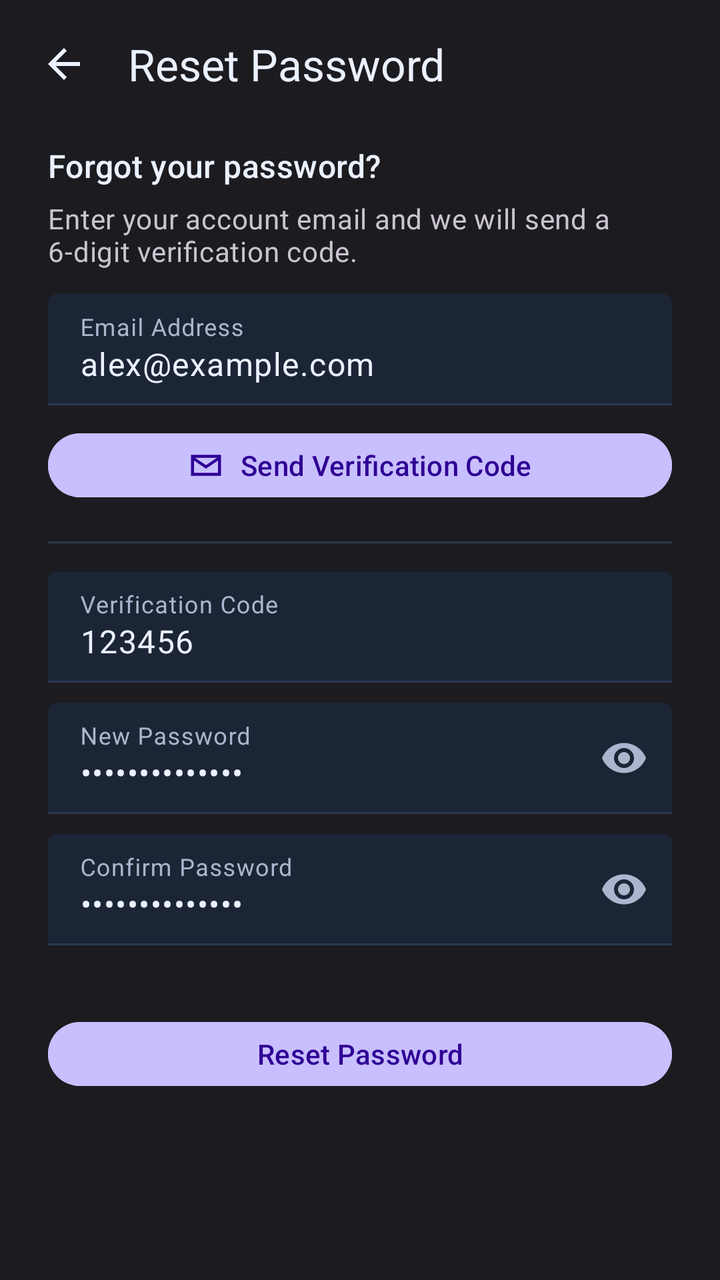
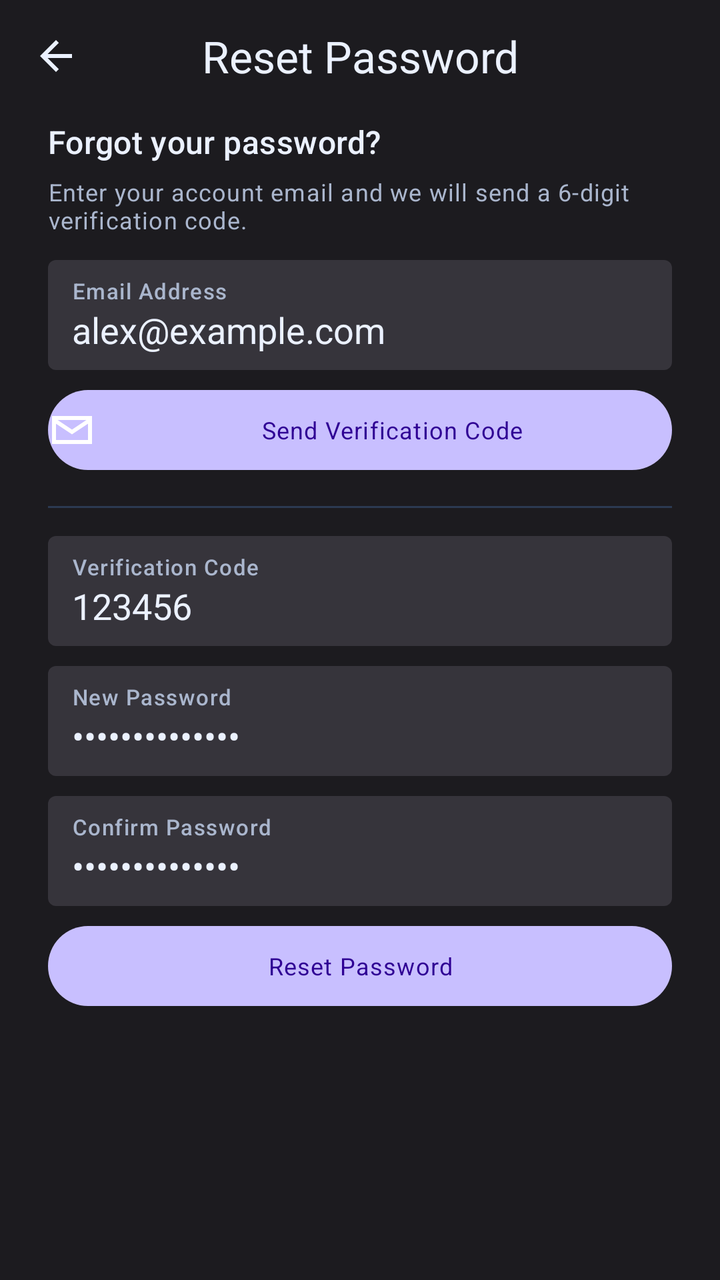

Screens rendered from an Android XML layout before and after an edit, with the pre-edit source and the edit as a unified diff.
<!-- AndroidManifest.xml: application theme Theme.RealLive -->
<!-- res/layout/activity_forgot_password.xml -->
<?xml version="1.0" encoding="utf-8"?>
<LinearLayout xmlns:android="http://schemas.android.com/apk/res/android"
    xmlns:app="http://schemas.android.com/apk/res-auto"
    android:layout_width="match_parent"
    android:layout_height="match_parent"
    android:background="@color/auth_bg"
    android:orientation="vertical">

    <com.google.android.material.appbar.MaterialToolbar
        android:id="@+id/forgot_toolbar"
        android:layout_width="match_parent"
        android:layout_height="wrap_content"
        android:background="@android:color/transparent"
        android:paddingStart="@dimen/space_4"
        android:paddingEnd="@dimen/space_4"
        app:navigationIcon="@drawable/ic_arrow_back_24"
        app:navigationIconTint="?attr/colorOnBackground"
        app:title="@string/forgot_page_title"
        app:titleTextColor="?attr/colorOnBackground" />

    <ScrollView
        android:layout_width="match_parent"
        android:layout_height="0dp"
        android:layout_weight="1"
        android:scrollbars="none">

        <LinearLayout
            android:layout_width="match_parent"
            android:layout_height="wrap_content"
            android:orientation="vertical"
            android:paddingStart="@dimen/space_24"
            android:paddingTop="@dimen/space_8"
            android:paddingEnd="@dimen/space_24"
            android:paddingBottom="@dimen/space_24">

            <TextView
                android:layout_width="match_parent"
                android:layout_height="wrap_content"
                android:text="@string/forgot_header"
                android:textAppearance="@style/TextAppearance.Material3.TitleMedium"
                android:textColor="?attr/colorOnBackground" />

            <TextView
                android:layout_width="match_parent"
                android:layout_height="wrap_content"
                android:layout_marginTop="@dimen/space_6"
                android:text="@string/forgot_desc"
                android:textAppearance="@style/TextAppearance.Material3.BodyMedium"
                android:textColor="@color/auth_on_surface_variant" />

            <com.google.android.material.textfield.TextInputLayout
                style="@style/Widget.Material3.TextInputLayout.FilledBox"
                android:layout_width="match_parent"
                android:layout_height="wrap_content"
                android:layout_marginTop="@dimen/space_12"
                android:hint="@string/register_hint_email"
                app:boxBackgroundColor="?attr/colorSurfaceVariant">

                <com.google.android.material.textfield.TextInputEditText
                    android:id="@+id/forgot_email"
                    android:layout_width="match_parent"
                    android:layout_height="wrap_content"
                    android:imeOptions="actionNext"
                    android:inputType="textEmailAddress"
                    android:maxLines="1"
                    android:text="alex@example.com" />
            </com.google.android.material.textfield.TextInputLayout>

            <com.google.android.material.button.MaterialButton
                android:id="@+id/forgot_send_code"
                android:layout_width="match_parent"
                android:layout_height="40dp"
                android:layout_marginTop="@dimen/space_10"
                android:backgroundTint="@color/auth_primary"
                android:text="@string/forgot_send_code"
                android:textAllCaps="false"
                android:textColor="@color/auth_on_primary"
                app:icon="@drawable/ic_rl_mail_24"
                app:iconGravity="textStart"
                app:iconPadding="8dp"
                app:iconTint="@color/auth_on_primary" />

            <View
                android:layout_width="match_parent"
                android:layout_height="1dp"
                android:layout_marginTop="@dimen/space_18"
                android:layout_marginBottom="@dimen/space_14"
                android:background="?attr/colorOutlineVariant" />

            <com.google.android.material.textfield.TextInputLayout
                style="@style/Widget.Material3.TextInputLayout.FilledBox"
                android:layout_width="match_parent"
                android:layout_height="wrap_content"
                android:hint="@string/forgot_verification_code"
                app:boxBackgroundColor="?attr/colorSurfaceVariant">

                <com.google.android.material.textfield.TextInputEditText
                    android:id="@+id/forgot_code"
                    android:layout_width="match_parent"
                    android:layout_height="wrap_content"
                    android:imeOptions="actionNext"
                    android:inputType="number"
                    android:maxLength="6"
                    android:maxLines="1"
                    android:text="123456" />
            </com.google.android.material.textfield.TextInputLayout>

            <com.google.android.material.textfield.TextInputLayout
                style="@style/Widget.Material3.TextInputLayout.FilledBox"
                android:layout_width="match_parent"
                android:layout_height="wrap_content"
                android:layout_marginTop="@dimen/space_10"
                android:hint="@string/forgot_new_password"
                app:boxBackgroundColor="?attr/colorSurfaceVariant"
                app:endIconMode="password_toggle">

                <com.google.android.material.textfield.TextInputEditText
                    android:id="@+id/forgot_new_password"
                    android:layout_width="match_parent"
                    android:layout_height="wrap_content"
                    android:imeOptions="actionNext"
                    android:inputType="textPassword"
                    android:maxLines="1"
                    android:text="newPassword123" />
            </com.google.android.material.textfield.TextInputLayout>

            <com.google.android.material.textfield.TextInputLayout
                style="@style/Widget.Material3.TextInputLayout.FilledBox"
                android:layout_width="match_parent"
                android:layout_height="wrap_content"
                android:layout_marginTop="@dimen/space_10"
                android:hint="@string/forgot_confirm_password"
                app:boxBackgroundColor="?attr/colorSurfaceVariant"
                app:endIconMode="password_toggle">

                <com.google.android.material.textfield.TextInputEditText
                    android:id="@+id/forgot_confirm_password"
                    android:layout_width="match_parent"
                    android:layout_height="wrap_content"
                    android:imeOptions="actionDone"
                    android:inputType="textPassword"
                    android:maxLines="1"
                    android:text="newPassword123" />
            </com.google.android.material.textfield.TextInputLayout>

            <TextView
                android:id="@+id/forgot_status"
                android:layout_width="match_parent"
                android:layout_height="wrap_content"
                android:layout_marginTop="@dimen/space_8"
                android:textAppearance="@style/TextAppearance.Material3.BodySmall"
                android:textColor="?attr/colorError" />

            <com.google.android.material.button.MaterialButton
                android:id="@+id/forgot_submit"
                android:layout_width="match_parent"
                android:layout_height="40dp"
                android:layout_marginTop="@dimen/space_10"
                android:backgroundTint="@color/auth_primary"
                android:text="@string/forgot_reset"
                android:textAllCaps="false"
                android:textColor="@color/auth_on_primary" />
        </LinearLayout>
    </ScrollView>

</LinearLayout>
<!-- resources referenced by this layout -->
<resources>
  <color name="auth_bg">#1C1B1F</color>
  <color name="auth_on_primary">#2F0094</color>
  <color name="auth_on_surface_variant">#CAC4D0</color>
  <color name="auth_primary">#C8BFFF</color>
  <dimen name="space_10">10dp</dimen>
  <dimen name="space_12">12dp</dimen>
  <dimen name="space_14">14dp</dimen>
  <dimen name="space_18">18dp</dimen>
  <dimen name="space_24">24dp</dimen>
  <dimen name="space_4">4dp</dimen>
  <dimen name="space_6">6dp</dimen>
  <dimen name="space_8">8dp</dimen>
  <!-- drawable ic_arrow_back_24 (drawable) -->
  <vector xmlns:android="http://schemas.android.com/apk/res/android"
      android:width="24dp"
      android:height="24dp"
      android:viewportWidth="24"
      android:viewportHeight="24">
      <path
          android:fillColor="#111827"
          android:pathData="M20,11H7.83l5.59,-5.59L12,4l-8,8l8,8l1.41,-1.41L7.83,13H20v-2z" />
  </vector>
  <string name="forgot_confirm_password">Confirm Password</string>
  <string name="forgot_desc">Enter your account email and we will send a 6-digit verification code.</string>
  <string name="forgot_header">Forgot your password?</string>
  <string name="forgot_new_password">New Password</string>
  <string name="forgot_page_title">Reset Password</string>
  <string name="forgot_reset">Reset Password</string>
  <string name="forgot_send_code">Send Verification Code</string>
  <string name="forgot_verification_code">Verification Code</string>
  <string name="register_hint_email">Email Address</string>
  <style name="Theme.RealLive" parent="Theme.Material3.DayNight.NoActionBar">
          <item name="colorPrimary">@color/rl_brand</item>
          <item name="colorOnPrimary">@color/rl_bg</item>
          <item name="colorPrimaryContainer">@color/rl_brand_soft</item>
          <item name="colorOnPrimaryContainer">@color/rl_text_primary</item>
  
          <item name="colorSecondary">@color/rl_secondary</item>
          <item name="colorOnSecondary">@color/rl_bg</item>
          <item name="colorSecondaryContainer">@color/rl_secondary_soft</item>
          <item name="colorOnSecondaryContainer">@color/rl_text_primary</item>
  
          <item name="colorTertiary">@color/rl_tertiary</item>
          <item name="colorOnTertiary">@color/rl_bg</item>
          <item name="colorTertiaryContainer">@color/rl_tertiary_soft</item>
          <item name="colorOnTertiaryContainer">@color/rl_text_primary</item>
  
          <item name="colorError">@color/rl_error</item>
          <item name="colorOnError">@color/rl_bg</item>
  
          <item name="colorSurface">@color/rl_surface</item>
          <item name="colorOnSurface">@color/rl_text_primary</item>
          <item name="colorSurfaceVariant">@color/rl_surface_alt</item>
          <item name="colorOnSurfaceVariant">@color/rl_text_secondary</item>
          <item name="colorOutline">@color/rl_border</item>
          <item name="colorOutlineVariant">@color/rl_border</item>
  
          <item name="android:colorBackground">@color/rl_bg</item>
          <item name="colorOnBackground">@color/rl_text_primary</item>
          <item name="android:windowBackground">@color/rl_bg</item>
  
          <item name="android:statusBarColor">@color/rl_bg</item>
          <item name="android:navigationBarColor">@color/rl_bg</item>
          <item name="android:windowLightStatusBar">false</item>
          <item name="android:windowLightNavigationBar">false</item>
      </style>
  <color name="rl_brand">#9CA8FF</color>
  <color name="rl_bg">#0A0E16</color>
  <color name="rl_brand_soft">#29345C</color>
  <color name="rl_text_primary">#EBF1FF</color>
  <color name="rl_secondary">#7EC8FF</color>
  <color name="rl_secondary_soft">#1D3855</color>
  <color name="rl_tertiary">#4ED4B0</color>
  <color name="rl_tertiary_soft">#1F4A43</color>
  <color name="rl_error">#FF7081</color>
  <color name="rl_surface">#141B27</color>
  <color name="rl_surface_alt">#1B2535</color>
  <color name="rl_text_secondary">#AAB6CD</color>
  <color name="rl_border">#2B3A51</color>
  <!-- unchanged entries left out for length: 1 -->
</resources>

<!-- the commit's change to res/layout/activity_forgot_password.xml (unified diff, before → after) -->
@@ -1,22 +1,40 @@
 <?xml version="1.0" encoding="utf-8"?>
 <LinearLayout xmlns:android="http://schemas.android.com/apk/res/android"
-    xmlns:app="http://schemas.android.com/apk/res-auto"
     android:layout_width="match_parent"
     android:layout_height="match_parent"
     android:background="@color/auth_bg"
     android:orientation="vertical">
 
-    <com.google.android.material.appbar.MaterialToolbar
-        android:id="@+id/forgot_toolbar"
+    <LinearLayout
         android:layout_width="match_parent"
-        android:layout_height="wrap_content"
-        android:background="@android:color/transparent"
-        android:paddingStart="@dimen/space_4"
-        android:paddingEnd="@dimen/space_4"
-        app:navigationIcon="@drawable/ic_arrow_back_24"
-        app:navigationIconTint="?attr/colorOnBackground"
-        app:title="@string/forgot_page_title"
-        app:titleTextColor="?attr/colorOnBackground" />
+        android:layout_height="56dp"
+        android:gravity="center_vertical"
+        android:paddingStart="8dp"
+        android:paddingEnd="8dp">
+
+        <ImageButton
+            android:id="@+id/forgot_back"
+            android:layout_width="40dp"
+            android:layout_height="40dp"
+            android:background="@android:color/transparent"
+            android:contentDescription="Back"
+            android:src="@drawable/ic_arrow_back_24"
+            android:tint="?attr/colorOnBackground" />
+
+        <TextView
+            android:id="@+id/forgot_page_title"
+            android:layout_width="0dp"
+            android:layout_height="wrap_content"
+            android:layout_weight="1"
+            android:gravity="center"
+            android:text="Reset Password"
+            android:textAppearance="@style/TextAppearance.Material3.TitleLarge"
+            android:textColor="?attr/colorOnBackground" />
+
+        <View
+            android:layout_width="40dp"
+            android:layout_height="40dp" />
+    </LinearLayout>
 
     <ScrollView
         android:layout_width="match_parent"
@@ -28,137 +46,186 @@
             android:layout_width="match_parent"
             android:layout_height="wrap_content"
             android:orientation="vertical"
-            android:paddingStart="@dimen/space_24"
-            android:paddingTop="@dimen/space_8"
-            android:paddingEnd="@dimen/space_24"
-            android:paddingBottom="@dimen/space_24">
-
-            <TextView
-                android:layout_width="match_parent"
-                android:layout_height="wrap_content"
-                android:text="@string/forgot_header"
+            android:paddingStart="24dp"
+            android:paddingTop="4dp"
+            android:paddingEnd="24dp"
+            android:paddingBottom="24dp">
+
+            <TextView
+                android:id="@+id/forgot_heading"
+                android:layout_width="match_parent"
+                android:layout_height="wrap_content"
+                android:text="Forgot your password?"
                 android:textAppearance="@style/TextAppearance.Material3.TitleMedium"
                 android:textColor="?attr/colorOnBackground" />
 
             <TextView
-                android:layout_width="match_parent"
-                android:layout_height="wrap_content"
-                android:layout_marginTop="@dimen/space_6"
-                android:text="@string/forgot_desc"
-                android:textAppearance="@style/TextAppearance.Material3.BodyMedium"
-                android:textColor="@color/auth_on_surface_variant" />
-
-            <com.google.android.material.textfield.TextInputLayout
-                style="@style/Widget.Material3.TextInputLayout.FilledBox"
-                android:layout_width="match_parent"
-                android:layout_height="wrap_content"
-                android:layout_marginTop="@dimen/space_12"
-                android:hint="@string/register_hint_email"
-                app:boxBackgroundColor="?attr/colorSurfaceVariant">
-
-                <com.google.android.material.textfield.TextInputEditText
+                android:id="@+id/forgot_subheading"
+                android:layout_width="match_parent"
+                android:layout_height="wrap_content"
+                android:layout_marginTop="6dp"
+                android:text="Enter your account email and we will send a 6-digit verification code."
+                android:textAppearance="@style/TextAppearance.Material3.BodySmall"
+                android:textColor="?attr/colorOnSurfaceVariant" />
+
+            <LinearLayout
+                android:layout_width="match_parent"
+                android:layout_height="wrap_content"
+                android:layout_marginTop="12dp"
+                android:background="@drawable/bg_text_field"
+                android:orientation="vertical"
+                android:paddingStart="12dp"
+                android:paddingTop="8dp"
+                android:paddingEnd="12dp"
+                android:paddingBottom="8dp">
+
+                <TextView
+                    android:id="@+id/forgot_label_email"
+                    android:layout_width="wrap_content"
+                    android:layout_height="wrap_content"
+                    android:text="Email Address"
+                    android:textAppearance="@style/TextAppearance.Material3.LabelSmall"
+                    android:textColor="?attr/colorOnSurfaceVariant" />
+
+                <EditText
                     android:id="@+id/forgot_email"
                     android:layout_width="match_parent"
                     android:layout_height="wrap_content"
-                    android:imeOptions="actionNext"
+                    android:background="@android:color/transparent"
                     android:inputType="textEmailAddress"
                     android:maxLines="1"
-                    android:text="alex@example.com" />
-            </com.google.android.material.textfield.TextInputLayout>
-
-            <com.google.android.material.button.MaterialButton
+                    android:text="alex@example.com"
+                    android:textColor="?attr/colorOnSurface" />
+            </LinearLayout>
+
+            <TextView
                 android:id="@+id/forgot_send_code"
                 android:layout_width="match_parent"
                 android:layout_height="40dp"
-                android:layout_marginTop="@dimen/space_10"
-                android:backgroundTint="@color/auth_primary"
-                android:text="@string/forgot_send_code"
-                android:textAllCaps="false"
-                android:textColor="@color/auth_on_primary"
-                app:icon="@drawable/ic_rl_mail_24"
-                app:iconGravity="textStart"
-                app:iconPadding="8dp"
-                app:iconTint="@color/auth_on_primary" />
+                android:layout_marginTop="10dp"
+                android:background="@drawable/bg_btn_primary"
+                android:drawableStart="@drawable/ic_rl_mail_24"
+                android:drawablePadding="8dp"
+                android:gravity="center"
+                android:text="Send Verification Code"
+                android:textAppearance="@style/TextAppearance.Material3.BodySmall"
+                android:textColor="@color/auth_on_primary" />
 
             <View
                 android:layout_width="match_parent"
                 android:layout_height="1dp"
-                android:layout_marginTop="@dimen/space_18"
-                android:layout_marginBottom="@dimen/space_14"
+                android:layout_marginTop="18dp"
+                android:layout_marginBottom="14dp"
                 android:background="?attr/colorOutlineVariant" />
 
-            <com.google.android.material.textfield.TextInputLayout
-                style="@style/Widget.Material3.TextInputLayout.FilledBox"
-                android:layout_width="match_parent"
-                android:layout_height="wrap_content"
-                android:hint="@string/forgot_verification_code"
-                app:boxBackgroundColor="?attr/colorSurfaceVariant">
-
-                <com.google.android.material.textfield.TextInputEditText
+            <LinearLayout
+                android:layout_width="match_parent"
+                android:layout_height="wrap_content"
+                android:background="@drawable/bg_text_field"
+                android:orientation="vertical"
+                android:paddingStart="12dp"
+                android:paddingTop="8dp"
+                android:paddingEnd="12dp"
+                android:paddingBottom="8dp">
+
+                <TextView
+                    android:id="@+id/forgot_label_code"
+                    android:layout_width="wrap_content"
+                    android:layout_height="wrap_content"
+                    android:text="Verification Code"
+                    android:textAppearance="@style/TextAppearance.Material3.LabelSmall"
+                    android:textColor="?attr/colorOnSurfaceVariant" />
+
+                <EditText
                     android:id="@+id/forgot_code"
                     android:layout_width="match_parent"
                     android:layout_height="wrap_content"
-                    android:imeOptions="actionNext"
+                    android:background="@android:color/transparent"
                     android:inputType="number"
                     android:maxLength="6"
                     android:maxLines="1"
-                    android:text="123456" />
-            </com.google.android.material.textfield.TextInputLayout>
-
-            <com.google.android.material.textfield.TextInputLayout
-                style="@style/Widget.Material3.TextInputLayout.FilledBox"
-                android:layout_width="match_parent"
-                android:layout_height="wrap_content"
-                android:layout_marginTop="@dimen/space_10"
-                android:hint="@string/forgot_new_password"
-                app:boxBackgroundColor="?attr/colorSurfaceVariant"
-                app:endIconMode="password_toggle">
-
-                <com.google.android.material.textfield.TextInputEditText
+                    android:text="123456"
+                    android:textColor="?attr/colorOnSurface" />
+            </LinearLayout>
+
+            <LinearLayout
+                android:layout_width="match_parent"
+                android:layout_height="wrap_content"
+                android:layout_marginTop="10dp"
+                android:background="@drawable/bg_text_field"
+                android:orientation="vertical"
+                android:paddingStart="12dp"
+                android:paddingTop="8dp"
+                android:paddingEnd="12dp"
+                android:paddingBottom="8dp">
+
+                <TextView
+                    android:id="@+id/forgot_label_new_password"
+                    android:layout_width="wrap_content"
+                    android:layout_height="wrap_content"
+                    android:text="New Password"
+                    android:textAppearance="@style/TextAppearance.Material3.LabelSmall"
+                    android:textColor="?attr/colorOnSurfaceVariant" />
+
+                <EditText
                     android:id="@+id/forgot_new_password"
                     android:layout_width="match_parent"
                     android:layout_height="wrap_content"
-                    android:imeOptions="actionNext"
+                    android:background="@android:color/transparent"
                     android:inputType="textPassword"
                     android:maxLines="1"
-                    android:text="newPassword123" />
-            </com.google.android.material.textfield.TextInputLayout>
-
-            <com.google.android.material.textfield.TextInputLayout
-                style="@style/Widget.Material3.TextInputLayout.FilledBox"
-                android:layout_width="match_parent"
-                android:layout_height="wrap_content"
-                android:layout_marginTop="@dimen/space_10"
-                android:hint="@string/forgot_confirm_password"
-                app:boxBackgroundColor="?attr/colorSurfaceVariant"
-                app:endIconMode="password_toggle">
-
-                <com.google.android.material.textfield.TextInputEditText
+                    android:text="newPassword123"
+                    android:textColor="?attr/colorOnSurface" />
+            </LinearLayout>
+
+            <LinearLayout
+                android:layout_width="match_parent"
+                android:layout_height="wrap_content"
+                android:layout_marginTop="10dp"
+                android:background="@drawable/bg_text_field"
+                android:orientation="vertical"
+                android:paddingStart="12dp"
+                android:paddingTop="8dp"
+                android:paddingEnd="12dp"
+                android:paddingBottom="8dp">
+
+                <TextView
+                    android:id="@+id/forgot_label_confirm_password"
+                    android:layout_width="wrap_content"
+                    android:layout_height="wrap_content"
+                    android:text="Confirm Password"
+                    android:textAppearance="@style/TextAppearance.Material3.LabelSmall"
+                    android:textColor="?attr/colorOnSurfaceVariant" />
+
+                <EditText
                     android:id="@+id/forgot_confirm_password"
                     android:layout_width="match_parent"
                     android:layout_height="wrap_content"
-                    android:imeOptions="actionDone"
+                    android:background="@android:color/transparent"
                     android:inputType="textPassword"
                     android:maxLines="1"
-                    android:text="newPassword123" />
-            </com.google.android.material.textfield.TextInputLayout>
+                    android:text="newPassword123"
+                    android:textColor="?attr/colorOnSurface" />
+            </LinearLayout>
 
             <TextView
                 android:id="@+id/forgot_status"
                 android:layout_width="match_parent"
                 android:layout_height="wrap_content"
-                android:layout_marginTop="@dimen/space_8"
-                android:textAppearance="@style/TextAppearance.Material3.BodySmall"
-                android:textColor="?attr/colorError" />
-
-            <com.google.android.material.button.MaterialButton
+                android:layout_marginTop="8dp"
+                android:textAppearance="@style/TextAppearance.Material3.BodySmall"
+                android:textColor="?attr/colorError"
+                android:visibility="gone" />
+
+            <TextView
                 android:id="@+id/forgot_submit"
                 android:layout_width="match_parent"
                 android:layout_height="40dp"
-                android:layout_marginTop="@dimen/space_10"
-                android:backgroundTint="@color/auth_primary"
-                android:text="@string/forgot_reset"
-                android:textAllCaps="false"
+                android:layout_marginTop="10dp"
+                android:background="@drawable/bg_btn_primary"
+                android:gravity="center"
+                android:text="Reset Password"
+                android:textAppearance="@style/TextAppearance.Material3.BodySmall"
                 android:textColor="@color/auth_on_primary" />
         </LinearLayout>
     </ScrollView>
<!-- resource entries referenced after the edit -->
@@ -2,16 +2,17 @@
 <resources>
   <color name="auth_bg">#1C1B1F</color>
   <color name="auth_on_primary">#2F0094</color>
-  <color name="auth_on_surface_variant">#CAC4D0</color>
+  <!-- drawable bg_btn_primary (drawable) -->
+  <shape xmlns:android="http://schemas.android.com/apk/res/android">
+      <solid android:color="@color/auth_primary" />
+      <corners android:radius="999dp" />
+  </shape>
+  <!-- drawable bg_text_field (drawable) -->
+  <shape xmlns:android="http://schemas.android.com/apk/res/android">
+      <solid android:color="#36343B" />
+      <corners android:radius="4dp" />
+  </shape>
   <color name="auth_primary">#C8BFFF</color>
-  <dimen name="space_10">10dp</dimen>
-  <dimen name="space_12">12dp</dimen>
-  <dimen name="space_14">14dp</dimen>
-  <dimen name="space_18">18dp</dimen>
-  <dimen name="space_24">24dp</dimen>
-  <dimen name="space_4">4dp</dimen>
-  <dimen name="space_6">6dp</dimen>
-  <dimen name="space_8">8dp</dimen>
   <!-- drawable ic_arrow_back_24 (drawable) -->
   <vector xmlns:android="http://schemas.android.com/apk/res/android"
       android:width="24dp"
@@ -19,18 +20,9 @@
       android:viewportWidth="24"
       android:viewportHeight="24">
       <path
-          android:fillColor="#111827"
+          android:fillColor="@color/rl_text_primary"
           android:pathData="M20,11H7.83l5.59,-5.59L12,4l-8,8l8,8l1.41,-1.41L7.83,13H20v-2z" />
   </vector>
-  <string name="forgot_confirm_password">Confirm Password</string>
-  <string name="forgot_desc">Enter your account email and we will send a 6-digit verification code.</string>
-  <string name="forgot_header">Forgot your password?</string>
-  <string name="forgot_new_password">New Password</string>
-  <string name="forgot_page_title">Reset Password</string>
-  <string name="forgot_reset">Reset Password</string>
-  <string name="forgot_send_code">Send Verification Code</string>
-  <string name="forgot_verification_code">Verification Code</string>
-  <string name="register_hint_email">Email Address</string>
   <style name="Theme.RealLive" parent="Theme.Material3.DayNight.NoActionBar">
           <item name="colorPrimary">@color/rl_brand</item>
           <item name="colorOnPrimary">@color/rl_bg</item>
@@ -60,6 +52,7 @@
           <item name="android:colorBackground">@color/rl_bg</item>
           <item name="colorOnBackground">@color/rl_text_primary</item>
           <item name="android:windowBackground">@color/rl_bg</item>
+          <item name="android:textColorHighlight">@android:color/transparent</item>
   
           <item name="android:statusBarColor">@color/rl_bg</item>
           <item name="android:navigationBarColor">@color/rl_bg</item>
